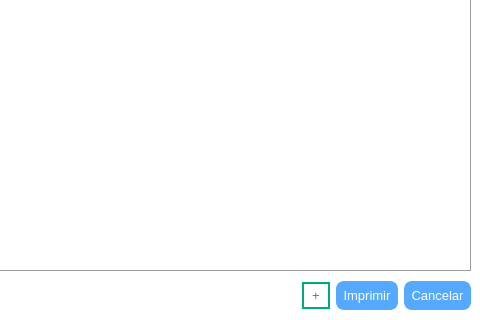
Qt form system/layout/dialogList.ui (josueisaihs/SPINER_PUNTO_VENTA) before a commit; both pictures show x 320 to 800 and y 150 to 470 of the 800 by 470 pixel window.
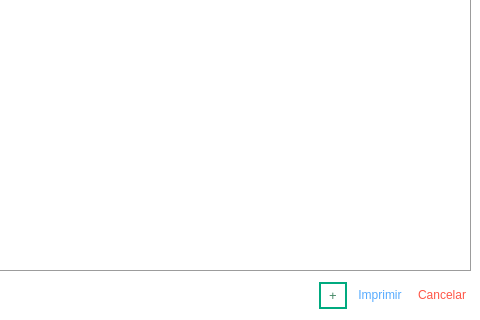
The same form after that commit.

Diff of the .ui file:
```diff
--- a/system/layout/dialogList.ui
+++ b/system/layout/dialogList.ui
@@ -246,6 +246,40 @@
     </item>
     <item>
      <widget class="QPushButton" name="printPushButton">
+      <property name="styleSheet">
+       <string notr="true">  QPushButton
+                {
+                background-color: rgb(255, 255, 255);
+                font: 9pt;
+                color: rgb(85, 170, 255);
+                padding: 4px 8px;
+                border: 2px solid rgb(255, 255, 255);
+                border-radius: 0px;
+                padding: 5px;
+                border-top: 1px white;
+                border-left: 1px white;
+                border-right: 1px white;
+                }
+
+                QPushButton:hover
+                {
+                border: 2px solid rgb(85, 170, 255);
+                font: 9pt;
+                border-top: 1px white;
+                border-left: 1px white;
+                border-right: 1px white;
+                }
+
+                QPushButton:pressed
+                {
+                font: 9pt;
+                border:3px solid rgb(85, 170, 255);
+                padding: 5px 5px 5px 5px;
+                border-top: 1px white;
+                border-left: 1px white;
+                border-right: 1px white;
+                }</string>
+      </property>
       <property name="text">
        <string>Imprimir</string>
       </property>
@@ -253,6 +287,40 @@
     </item>
     <item>
      <widget class="QPushButton" name="cancelPushButton">
+      <property name="styleSheet">
+       <string notr="true">QPushButton
+                {
+                background-color: rgb(255, 255, 255);
+                font: 9pt;
+                color: rgb(255, 86, 71);;
+                padding: 4px 8px;
+                border: 2px solid rgb(255, 255, 255);
+                border-radius: 0px;
+                padding: 5px;
+                border-top: 1px white;
+                border-left: 1px white;
+                border-right: 1px white;
+                }
+
+                QPushButton:hover
+                {
+                border: 2px solid rgb(255, 86, 71);
+                font: 9pt;
+                border-top: 1px white;
+                border-left: 1px white;
+                border-right: 1px white;
+                }
+
+                QPushButton:pressed
+                {
+                font: 9pt;
+                border:3px solid rgb(255, 86, 71);
+                padding: 5px 5px 5px 5px;
+                border-top: 1px white;
+                border-left: 1px white;
+                border-right: 1px white;
+                }</string>
+      </property>
       <property name="text">
        <string>Cancelar</string>
       </property>
```
